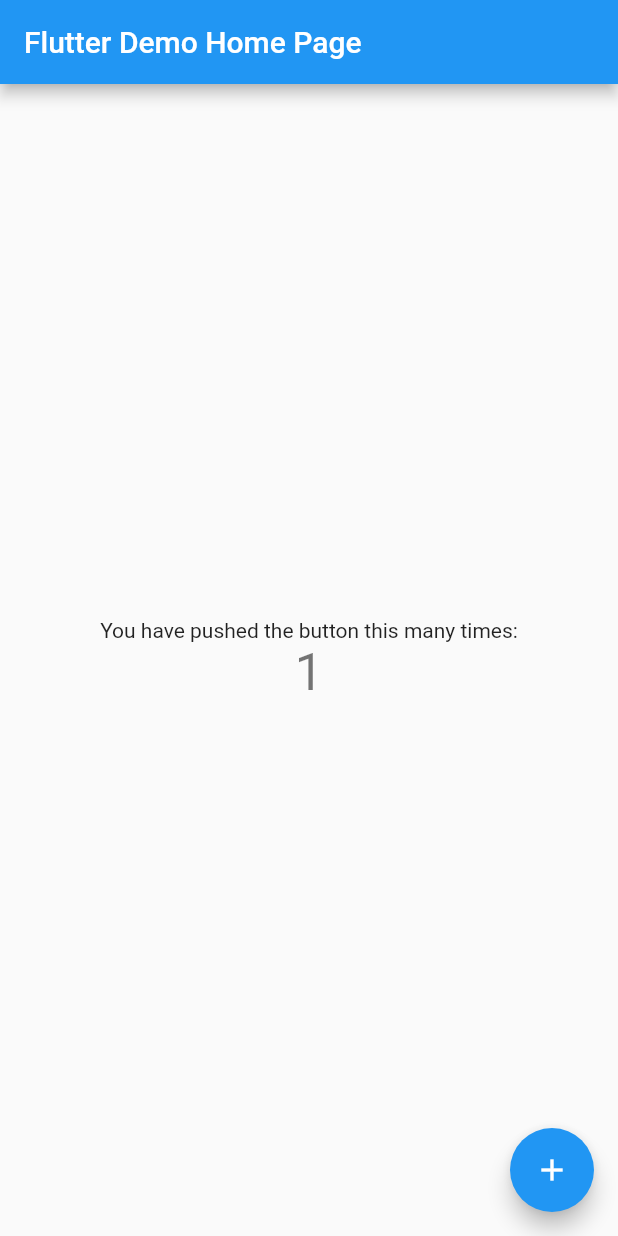
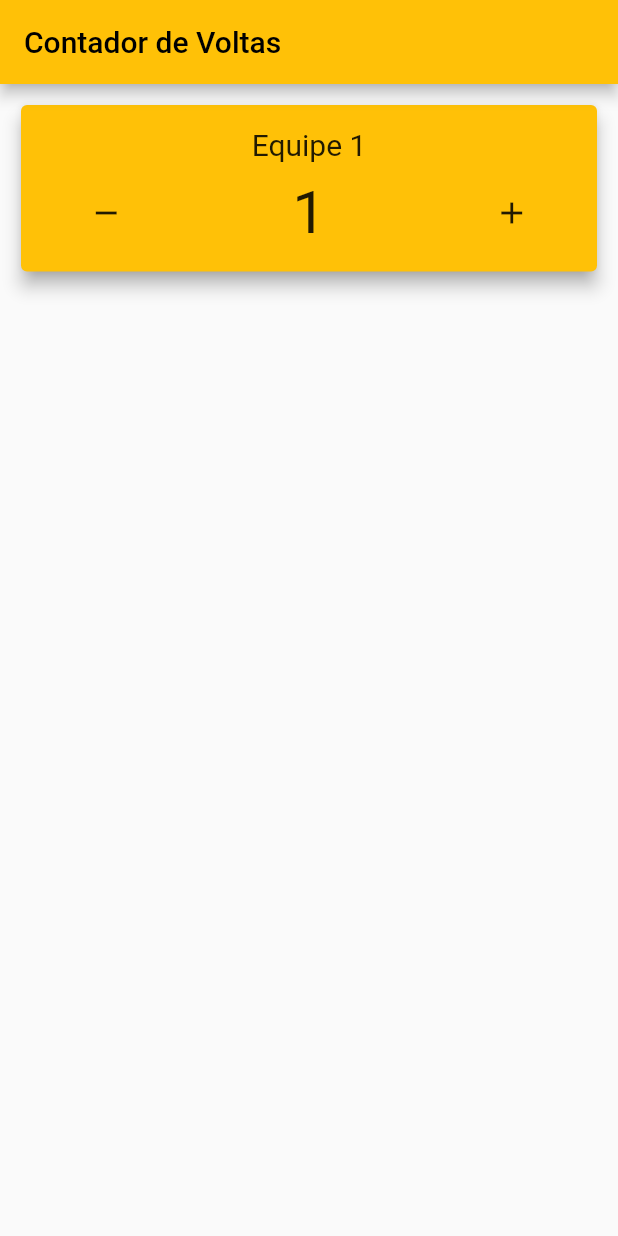
Before and after one commit to yasmimlps/lapTrack, a Flutter app: the screen it shows after launch, after a tap on the "add" icon, on a phone screen of 412 x 824 dp. Run offline on Flutter 3.47's test engine with Material 2 defaults, Android fonts, the phone set to English and light mode, and no system bars; our stand-ins replace flutter_mobx, mobx; generated files the repository leaves out were written again.

Commit message:
add count card and dependencies mobx

```diff
--- /dev/null
+++ b/laptrack/lib/components/counter_card.dart
@@ -0,0 +1,58 @@
+import 'package:flutter/material.dart';
+import 'package:flutter_mobx/flutter_mobx.dart';
+
+class CounterCard extends StatelessWidget {
+  final String title;
+  final int count;
+  final VoidCallback increment;
+  final VoidCallback decrement;
+  const CounterCard(
+      {Key? key,
+      required this.title,
+      required this.count,
+      required this.increment,
+      required this.decrement})
+      : super(key: key);
+
+  @override
+  Widget build(BuildContext context) {
+    return Card(
+      shadowColor: Colors.grey,
+      elevation: 5,
+      color: Colors.amber,
+      child: Padding(
+        padding: const EdgeInsets.all(15),
+        child: Column(
+          crossAxisAlignment: CrossAxisAlignment.center,
+          children: [
+            Text(title, style: const TextStyle(fontSize: 20)),
+            const SizedBox(height: 10),
+            Row(
+              mainAxisAlignment: MainAxisAlignment.center,
+              children: [
+                IconButton(
+                  icon: const Icon(Icons.remove),
+                  onPressed: decrement,
+                ),
+                const SizedBox(
+                  width: 100,
+                ),
+                Text(
+                  '$count',
+                  style: const TextStyle(fontSize: 40),
+                ),
+                const SizedBox(
+                  width: 100,
+                ),
+                IconButton(
+                  icon: const Icon(Icons.add),
+                  onPressed: increment,
+                ),
+              ],
+            ),
+          ],
+        ),
+      ),
+    );
+  }
+}
--- /dev/null
+++ b/laptrack/lib/home/home_page.dart
@@ -0,0 +1,42 @@
+import 'package:flutter/material.dart';
+import 'package:flutter_mobx/flutter_mobx.dart';
+import 'package:laptrack/components/counter_card.dart';
+import 'package:laptrack/shared/counter_store.dart';
+
+class HomePage extends StatelessWidget {
+  HomePage({Key? key}) : super(key: key);
+  final CounterStore counterStore = CounterStore();
+
+  @override
+  Widget build(BuildContext context) {
+    return DefaultTabController(
+      length: 4,
+      child: Scaffold(
+        appBar: AppBar(
+          title: const Text('Contador de Voltas'),
+        ),
+        body: Column(
+          children: [
+            Padding(
+              padding: const EdgeInsets.all(10.0),
+              child: Center(
+                child: Observer(
+                  builder: (_) => CounterCard(
+                    count: counterStore.count,
+                    increment: () {
+                      counterStore.increment();
+                    },
+                    decrement: () {
+                      counterStore.decrement();
+                    },
+                    title: 'Equipe 1',
+                  ),
+                ),
+              ),
+            ),
+          ],
+        ),
+      ),
+    );
+  }
+}
--- a/laptrack/lib/main.dart
+++ b/laptrack/lib/main.dart
@@ -1,115 +1,21 @@
 import 'package:flutter/material.dart';
+import 'package:laptrack/home/home_page.dart';
 
 void main() {
-  runApp(const MyApp());
+  runApp(const LapTrack());
 }
 
-class MyApp extends StatelessWidget {
-  const MyApp({Key? key}) : super(key: key);
+class LapTrack extends StatelessWidget {
+  const LapTrack({Key? key}) : super(key: key);
 
   // This widget is the root of your application.
   @override
   Widget build(BuildContext context) {
     return MaterialApp(
-      title: 'Flutter Demo',
       theme: ThemeData(
-        // This is the theme of your application.
-        //
-        // Try running your application with "flutter run". You'll see the
-        // application has a blue toolbar. Then, without quitting the app, try
-        // changing the primarySwatch below to Colors.green and then invoke
-        // "hot reload" (press "r" in the console where you ran "flutter run",
-        // or simply save your changes to "hot reload" in a Flutter IDE).
-        // Notice that the counter didn't reset back to zero; the application
-        // is not restarted.
-        primarySwatch: Colors.blue,
+        primarySwatch: Colors.amber,
       ),
-      home: const MyHomePage(title: 'Flutter Demo Home Page'),
+      home: HomePage(),
     );
   }
 }
-
-class MyHomePage extends StatefulWidget {
-  const MyHomePage({Key? key, required this.title}) : super(key: key);
-
-  // This widget is the home page of your application. It is stateful, meaning
-  // that it has a State object (defined below) that contains fields that affect
-  // how it looks.
-
-  // This class is the configuration for the state. It holds the values (in this
-  // case the title) provided by the parent (in this case the App widget) and
-  // used by the build method of the State. Fields in a Widget subclass are
-  // always marked "final".
-
-  final String title;
-
-  @override
-  State<MyHomePage> createState() => _MyHomePageState();
-}
-
-class _MyHomePageState extends State<MyHomePage> {
-  int _counter = 0;
-
-  void _incrementCounter() {
-    setState(() {
-      // This call to setState tells the Flutter framework that something has
-      // changed in this State, which causes it to rerun the build method below
-      // so that the display can reflect the updated values. If we changed
-      // _counter without calling setState(), then the build method would not be
-      // called again, and so nothing would appear to happen.
-      _counter++;
-    });
-  }
-
-  @override
-  Widget build(BuildContext context) {
-    // This method is rerun every time setState is called, for instance as done
-    // by the _incrementCounter method above.
-    //
-    // The Flutter framework has been optimized to make rerunning build methods
-    // fast, so that you can just rebuild anything that needs updating rather
-    // than having to individually change instances of widgets.
-    return Scaffold(
-      appBar: AppBar(
-        // Here we take the value from the MyHomePage object that was created by
-        // the App.build method, and use it to set our appbar title.
-        title: Text(widget.title),
-      ),
-      body: Center(
-        // Center is a layout widget. It takes a single child and positions it
-        // in the middle of the parent.
-        child: Column(
-          // Column is also a layout widget. It takes a list of children and
-          // arranges them vertically. By default, it sizes itself to fit its
-          // children horizontally, and tries to be as tall as its parent.
-          //
-          // Invoke "debug painting" (press "p" in the console, choose the
-          // "Toggle Debug Paint" action from the Flutter Inspector in Android
-          // Studio, or the "Toggle Debug Paint" command in Visual Studio Code)
-          // to see the wireframe for each widget.
-          //
-          // Column has various properties to control how it sizes itself and
-          // how it positions its children. Here we use mainAxisAlignment to
-          // center the children vertically; the main axis here is the vertical
-          // axis because Columns are vertical (the cross axis would be
-          // horizontal).
-          mainAxisAlignment: MainAxisAlignment.center,
-          children: <Widget>[
-            const Text(
-              'You have pushed the button this many times:',
-            ),
-            Text(
-              '$_counter',
-              style: Theme.of(context).textTheme.headline4,
-            ),
-          ],
-        ),
-      ),
-      floatingActionButton: FloatingActionButton(
-        onPressed: _incrementCounter,
-        tooltip: 'Increment',
-        child: const Icon(Icons.add),
-      ), // This trailing comma makes auto-formatting nicer for build methods.
-    );
-  }
-}
--- /dev/null
+++ b/laptrack/lib/shared/counter_store.dart
@@ -0,0 +1,22 @@
+import 'package:mobx/mobx.dart';
+
+part 'counter_store.g.dart';
+
+class CounterStore = _CounterStore with _$CounterStore;
+
+abstract class _CounterStore with Store {
+  @observable
+  int count = 0;
+
+  @action
+  void increment() {
+    count++;
+  }
+
+  @action
+  void decrement() {
+    if (count > 0) {
+      count--;
+    }
+  }
+}
--- a/laptrack/pubspec.yaml
+++ b/laptrack/pubspec.yaml
@@ -30,14 +30,20 @@
   flutter:
     sdk: flutter
 
+  mobx: ^2.0.7+4
+  flutter_mobx: ^2.0.6+1
+
 
   # The following adds the Cupertino Icons font to your application.
   # Use with the CupertinoIcons class for iOS style icons.
   cupertino_icons: ^1.0.2
 
 dev_dependencies:
+  build_runner: ^2.1.11
+  mobx_codegen: ^2.0.7
   flutter_test:
     sdk: flutter
+
 
   # The "flutter_lints" package below contains a set of recommended lints to
   # encourage good coding practices. The lint set provided by the package is
```
Also changed, not shown: laptrack/lib/shared/counter_store.g.dart (added), laptrack/pubspec.lock.
